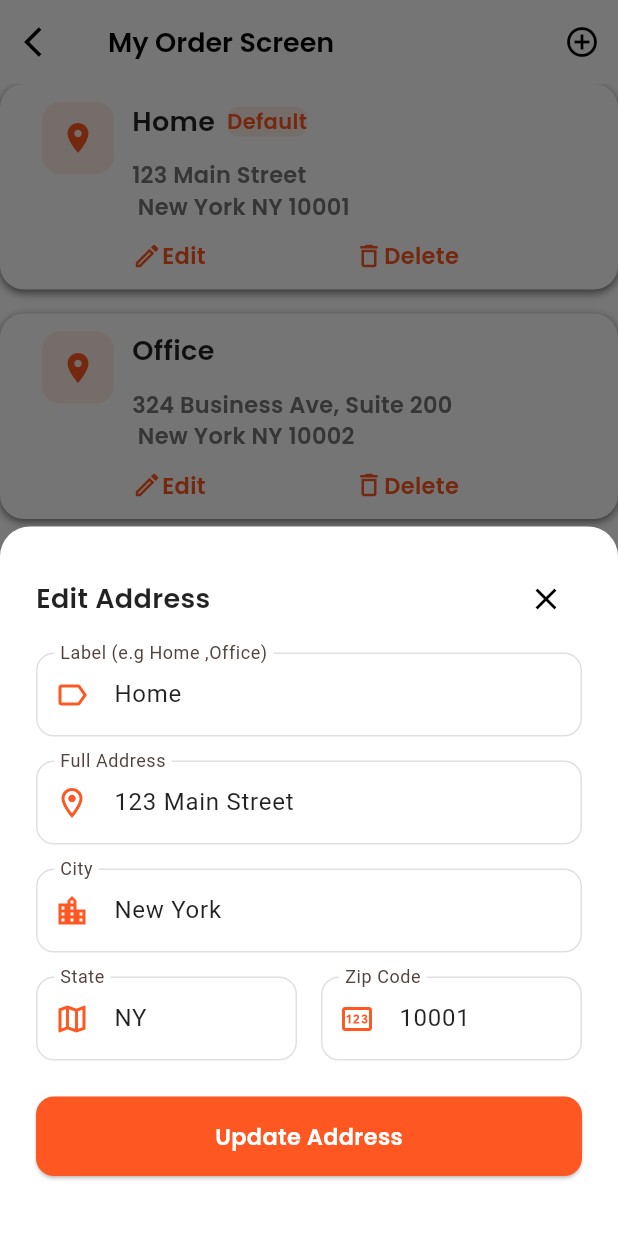
After one commit to stevenayad/E-Commerce-app, a Flutter app: the Addressview screen opened directly, after a tap on "Edit", on a phone screen of 412 x 824 dp. The commit adds this screen. Run offline on Flutter 3.47's test engine with Material 3 defaults, Android fonts, the light colour scheme and no system bars; our stand-ins replace get, get_storage, google_fonts, share_plus; accounts and stored records are empty.

Commit message:
addressscreendone

```diff
--- a/lib/mainscreen/presentation/widget/BuildMenuSection.dart
+++ b/lib/mainscreen/presentation/widget/BuildMenuSection.dart
@@ -1,5 +1,6 @@
 import 'package:flutter/material.dart';
 import 'package:flutter_application_1/mainscreen/presentation/widget/showdailoglogout.dart';
+import 'package:flutter_application_1/myaccontfeature/presentation/addressview.dart';
 import 'package:flutter_application_1/myaccontfeature/presentation/ordercardview.dart';
 import 'package:flutter_application_1/utilis/appstyle.dart';
 import 'package:get/get_core/src/get_main.dart';
@@ -58,7 +59,9 @@ class BuildMenuSection extends StatelessWidget {
                   if (item['title'] == 'Logout') {
                     DialogUtils.showLogoutDialog(context);
                   } else if (item['title'] == 'Shopping') {
-                    Get.off(() => Ordercardview());
+                    Get.to(() => Ordercardview());
+                  } else if (item['title'] == 'Location') {
+                    Get.to(() => Addressview());
                   }
                 },
               ),
--- /dev/null
+++ b/lib/myaccontfeature/Model/addressmodel.dart
@@ -0,0 +1,57 @@
+enum AddressType { home, work, other }
+
+class Address {
+  final String id;
+  final String label;
+  final String fullAddress;
+  final String city;
+  final String state;
+  final String zipCode;
+  final bool isDefault;
+  final AddressType type;
+
+  Address({
+    required this.id,
+    required this.label,
+    required this.fullAddress,
+    required this.city,
+    required this.state,
+    required this.zipCode,
+    required this.isDefault,
+    required this.type,
+  });
+}
+
+class AddressRepository {
+  List<Address> getAddresses() {
+    return [
+      Address(
+        id: '1',
+        label: 'Home',
+        fullAddress: '123 Main Street',
+        city: 'New York',
+        state: 'NY',
+        zipCode: '10001',
+        isDefault: true,
+        type: AddressType.home,
+      ),
+      Address(
+        id: '2',
+        label: 'Office',
+        fullAddress: '324 Business Ave, Suite 200',
+        city: 'New York',
+        state: 'NY',
+        zipCode: '10002',
+        isDefault: false,
+        type: AddressType.work,
+      ),
+    ];
+  }
+
+  Address? getDefaultAddress() {
+    return getAddresses().firstWhere(
+      (address) => address.isDefault,
+      orElse:()=>getAddresses().first,
+    );
+  }
+}
--- a/lib/myaccontfeature/Model/ordermodel.dart
+++ b/lib/myaccontfeature/Model/ordermodel.dart
@@ -36,7 +36,7 @@ class OrderRepository {
         status: OrderStatus.active,
         imageUrl: 'assets/images/laptop.jpg',
         orderDate: DateTime.now().subtract(const Duration(hours: 1)),
-      ), // Order
+      ),
       Ordermodel(
         orderNumber: '64353',
         itemCount: 2,
@@ -44,7 +44,7 @@ class OrderRepository {
         status: OrderStatus.completed,
         imageUrl: 'assets/images/shoe2.jpg',
         orderDate: DateTime.now().subtract(const Duration(hours: 3)),
-      ), // Order
+      ),
       Ordermodel(
         orderNumber: '25242',
         itemCount: 5,
@@ -52,7 +52,7 @@ class OrderRepository {
         status: OrderStatus.cancelled,
         imageUrl: 'assets/images/shoe2.jpg',
         orderDate: DateTime.now().subtract(const Duration(hours: 7)),
-      ), // Order
+      ),
     ];
   }
 
--- /dev/null
+++ b/lib/myaccontfeature/presentation/addressview.dart
@@ -0,0 +1,55 @@
+import 'package:flutter/material.dart';
+import 'package:flutter_application_1/myaccontfeature/Model/addressmodel.dart';
+import 'package:flutter_application_1/myaccontfeature/presentation/widget/buildadreescard.dart';
+import 'package:flutter_application_1/myaccontfeature/presentation/widget/widgeteditasressbottomshet.dart';
+import 'package:flutter_application_1/utilis/appstyle.dart';
+import 'package:get/get.dart';
+import 'package:get/get_core/src/get_main.dart';
+
+class Addressview extends StatelessWidget {
+  const Addressview({super.key});
+
+  @override
+  Widget build(BuildContext context) {
+    final AddressRepository addressRepository = AddressRepository();
+    final isDark = Theme.of(context).brightness == Brightness.dark;
+    return Scaffold(
+      appBar: AppBar(
+        title: Text(
+          'My Order Screen',
+          style: AppTextStyle.withColor(
+            AppTextStyle.h3,
+            isDark ? Colors.white : Colors.black,
+          ),
+        ),
+        leading: IconButton(
+          onPressed: () {
+            Get.back();
+          },
+          icon: Icon(Icons.arrow_back_ios),
+        ),
+        actions: [
+          IconButton(
+            onPressed: () {
+              showbottomshett(
+                context,
+                text: 'Add New Address',
+                textbutton: 'Save Address',
+              );
+            },
+            icon: Icon(
+              Icons.add_circle_outline,
+              color: isDark ? Colors.white : Colors.black,
+            ),
+          ),
+        ],
+      ),
+      body: ListView.builder(
+        itemCount: addressRepository.getAddresses().length,
+        itemBuilder: (context, index) {
+          return buildAdress(context, index, addressRepository);
+        },
+      ),
+    );
+  }
+}
--- a/lib/myaccontfeature/presentation/ordercardview.dart
+++ b/lib/myaccontfeature/presentation/ordercardview.dart
@@ -1,12 +1,10 @@
 import 'dart:ui';
-
 import 'package:flutter/material.dart';
-import 'package:flutter_application_1/mainscreen/Model/product.dart';
 import 'package:flutter_application_1/myaccontfeature/Model/ordermodel.dart';
 import 'package:flutter_application_1/myaccontfeature/presentation/widget/buildorderlist.dart';
 import 'package:flutter_application_1/utilis/appstyle.dart';
 import 'package:get/get.dart';
-import 'package:get/get_core/src/get_main.dart';
+
 
 class Ordercardview extends StatelessWidget {
   const Ordercardview({super.key});
--- /dev/null
+++ b/lib/myaccontfeature/presentation/widget/buildadreescard.dart
@@ -0,0 +1,176 @@
+import 'package:flutter/material.dart';
+import 'package:flutter_application_1/myaccontfeature/Model/addressmodel.dart';
+import 'package:flutter_application_1/myaccontfeature/presentation/widget/showdeleteconformation.dart';
+import 'package:flutter_application_1/myaccontfeature/presentation/widget/widgeteditasressbottomshet.dart';
+import 'package:flutter_application_1/utilis/appstyle.dart';
+
+Widget buildAdress(
+  BuildContext context,
+  int index,
+  AddressRepository AddressRepository,
+) {
+  final laddress = AddressRepository.getAddresses();
+  final address = laddress[index];
+  return Addresscard(
+    address: address,
+    ondelte: () {
+      Showdailogdelteadrress.showdeleteconformationadress(context);
+    },
+    onuodate: () {
+      showbottomshett(
+        context,
+        address: address,
+        text: 'Edit Address',
+        textbutton: 'Update Address',
+      );
+    },
+  );
+}
+
+class Addresscard extends StatelessWidget {
+  const Addresscard({
+    super.key,
+    required this.address,
+    required this.ondelte,
+    required this.onuodate,
+  });
+  final Address address;
+  final VoidCallback ondelte;
+  final VoidCallback onuodate;
+  @override
+  Widget build(BuildContext context) {
+    final isDark = Theme.of(context).brightness == Brightness.dark;
+    return Container(
+      padding: EdgeInsets.symmetric(horizontal: 16),
+      margin: const EdgeInsets.only(bottom: 16),
+      decoration: BoxDecoration(
+        color: Theme.of(context).cardColor,
+        borderRadius: BorderRadius.circular(16),
+        boxShadow: [
+          BoxShadow(
+            color: isDark ? Colors.grey[400]! : Colors.grey[600]!,
+            blurRadius: 4,
+            offset: const Offset(0, 2),
+          ),
+        ],
+      ),
+      child: Padding(
+        padding: EdgeInsets.all(12),
+        child: Column(
+          mainAxisAlignment: MainAxisAlignment.start,
+          children: [
+            Row(
+              crossAxisAlignment: CrossAxisAlignment.start,
+              children: [
+                Container(
+                  padding: EdgeInsets.all(12),
+                  decoration: BoxDecoration(
+                    color: Theme.of(context).primaryColor.withOpacity(0.1),
+                    borderRadius: BorderRadius.circular(12),
+                  ),
+                  child: Icon(
+                    Icons.location_on,
+                    color: Theme.of(context).primaryColor,
+                  ),
+                ),
+                SizedBox(width: 12),
+                Expanded(
+                  child: Column(
+                    crossAxisAlignment: CrossAxisAlignment.start,
+                    children: [
+                      Row(
+                        mainAxisAlignment: MainAxisAlignment.start,
+                        children: [
+                          Text(
+                            address.label,
+                            style: AppTextStyle.withColor(
+                              AppTextStyle.h3,
+                              Theme.of(context).textTheme.bodyLarge!.color!,
+                            ),
+                          ),
+                          if (address.isDefault) ...[
+                            SizedBox(width: 8),
+                            Container(
+                              decoration: BoxDecoration(
+                                color: Theme.of(
+                                  context,
+                                ).primaryColor.withOpacity(0.1),
+                                borderRadius: BorderRadius.circular(8),
+                              ),
+                              child: Text(
+                                'Default',
+                                style: AppTextStyle.withColor(
+                                  AppTextStyle.bodySmall,
+                                  Theme.of(context).primaryColor,
+                                ),
+                              ),
+                            ),
+                          ],
+                        ],
+                      ),
+                      SizedBox(height: 12),
+                      Text(
+                        '${address.fullAddress}\n ${address.city} ${address.state} ${address.zipCode} ',
+                        style: AppTextStyle.withColor(
+                          AppTextStyle.bodyMedium,
+                          isDark ? Colors.grey[400]! : Colors.grey[600]!,
+                        ),
+                      ),
+                      SizedBox(height: 12),
+                      Row(
+                        children: [
+                          Expanded(
+                            child: InkWell(
+                              onTap: onuodate,
+                              child: Row(
+                                children: [
+                                  Icon(
+                                    Icons.edit_outlined,
+                                    color: Theme.of(context).primaryColor,
+                                    size: 20,
+                                  ),
+                                  Text(
+                                    'Edit',
+                                    style: AppTextStyle.withColor(
+                                      AppTextStyle.buttonMedium,
+                                      Theme.of(context).primaryColor,
+                                    ),
+                                  ),
+                                ],
+                              ),
+                            ),
+                          ),
+                          Expanded(
+                            child: InkWell(
+                              onTap: ondelte,
+                              child: Row(
+                                children: [
+                                  Icon(
+                                    Icons.delete_outline,
+                                    color: Theme.of(context).primaryColor,
+                                    size: 20,
+                                  ),
+                                  Text(
+                                    'Delete ',
+                                    style: AppTextStyle.withColor(
+                                      AppTextStyle.buttonMedium,
+                                      Theme.of(context).primaryColor,
+                                    ),
+                                  ),
+                                ],
+                              ),
+                            ),
+                          ),
+                        ],
+                      ),
+                    ],
+                  ),
+                ),
+              ],
+            ),
+          ],
+        ),
+      ),
+    );
+  }
+}
--- a/lib/myaccontfeature/presentation/widget/buildorderlist.dart
+++ b/lib/myaccontfeature/presentation/widget/buildorderlist.dart
@@ -1,6 +1,5 @@
 import 'package:flutter/material.dart';
 import 'package:flutter_application_1/myaccontfeature/Model/ordermodel.dart';
-import 'package:flutter_application_1/myaccontfeature/presentation/ordercardview.dart';
 import 'package:flutter_application_1/myaccontfeature/presentation/widget/ordercard.dart';
 
 Widget buildorderlist(
--- /dev/null
+++ b/lib/myaccontfeature/presentation/widget/buildtextfeild.dart
@@ -0,0 +1,35 @@
+import 'package:flutter/material.dart';
+
+Widget buildTextField(
+  BuildContext context,
+  String label,
+  IconData icon,
+  String initialValue) {
+  final isDark = Theme.of(context).brightness == Brightness.dark;
+
+  return TextFormField(
+    initialValue: initialValue,
+    decoration: InputDecoration(
+      labelText: label,
+      prefixIcon: Icon(icon, color: Theme.of(context).primaryColor),
+      border: OutlineInputBorder(
+        borderRadius: BorderRadius.circular(12),
+        borderSide: BorderSide(
+          color: isDark ? Colors.grey[700]! : Colors.grey[300]!,
+        ),
+      ),
+      enabledBorder: OutlineInputBorder(
+        borderRadius: BorderRadius.circular(12),
+        borderSide: BorderSide(
+          color: isDark ? Colors.grey[700]! : Colors.grey[300]!,
+        ),
+      ),
+      focusedBorder: OutlineInputBorder(
+        borderRadius: BorderRadius.circular(12),
+        borderSide: BorderSide(
+          color: isDark ? Colors.grey[700]! : Colors.grey[300]!,
+        ),
+      ),
+    ),
+  );
+}
--- /dev/null
+++ b/lib/myaccontfeature/presentation/widget/showdeleteconformation.dart
@@ -0,0 +1,94 @@
+import 'package:flutter/material.dart';
+
+import 'package:flutter_application_1/utilis/appstyle.dart';
+import 'package:get/get.dart';
+import 'package:get/get_core/src/get_main.dart';
+
+class Showdailogdelteadrress {
+  static void showdeleteconformationadress(BuildContext context) {
+    final isDark = Theme.of(context).brightness == Brightness.dark;
+    Get.dialog(
+      barrierColor: Colors.black54,
+      AlertDialog(
+        backgroundColor: Theme.of(context).scaffoldBackgroundColor,
+        shape: RoundedRectangleBorder(borderRadius: BorderRadius.circular(12)),
+        contentPadding: EdgeInsets.all(24),
+        content: Column(
+          mainAxisSize: MainAxisSize.min,
+          children: [
+            Container(
+              decoration: BoxDecoration(shape: BoxShape.circle),
+              child: Icon(
+                Icons.delete_outlined,
+                size: 32,
+                color: Colors.red[400],
+              ),
+              padding: EdgeInsets.all(12),
+            ),
+            const SizedBox(height: 12),
+            Text(
+              textAlign: TextAlign.center,
+              'Delete Adrees',
+              style: AppTextStyle.withColor(
+                AppTextStyle.h3,
+                Theme.of(context).textTheme.bodyLarge!.color!,
+              ),
+            ),
+            const SizedBox(height: 12),
+            Text(
+              textAlign: TextAlign.center,
+              ' Delete Adress! Do You Sure ?',
+              style: AppTextStyle.withColor(
+                AppTextStyle.bodyLarge,
+                isDark ? Colors.grey[400]! : Colors.grey[600]!,
+              ),
+            ),
+            const SizedBox(height: 12),
+            Row(
+              children: [
+                Expanded(
+                  child: OutlinedButton(
+                    onPressed: () {
+                      Get.back();
+                    },
+                    style: OutlinedButton.styleFrom(
+                      padding: EdgeInsetsGeometry.symmetric(vertical: 12),
+                    ),
+                    child: Text(
+                      'Cancel',
+                      style: AppTextStyle.withColor(
+                        AppTextStyle.bodyMedium,
+                        Theme.of(context).textTheme.bodyLarge!.color!,
+                      ),
+                    ),
+                  ),
+                ),
+                const SizedBox(width: 12),
+                Expanded(
+                  child: OutlinedButton(
+                    onPressed: () {
+                      Get.back();
+                    },
+                    style: OutlinedButton.styleFrom(
+                      backgroundColor: Colors.red,
+
+                      elevation: 0,
+                      padding: EdgeInsetsGeometry.symmetric(vertical: 12),
+                    ),
+                    child: Text(
+                      'Delete',
+                      style: AppTextStyle.withColor(
+                        AppTextStyle.bodyMedium,
+                        Colors.white,
+                      ),
+                    ),
+                  ),
+                ),
+              ],
+            ),
+          ],
+        ),
+      ),
+    );
+  }
+}
--- /dev/null
+++ b/lib/myaccontfeature/presentation/widget/widgeteditasressbottomshet.dart
@@ -0,0 +1,124 @@
+import 'package:flutter/material.dart';
+import 'package:flutter_application_1/myaccontfeature/Model/addressmodel.dart';
+import 'package:flutter_application_1/myaccontfeature/presentation/widget/buildtextfeild.dart';
+import 'package:flutter_application_1/utilis/appstyle.dart';
+import 'package:get/get.dart';
+
+Future showbottomshett(
+  BuildContext context, {
+  Address? address,
+  required String text,
+  required String textbutton,
+}) {
+  final isDark = Theme.of(context).brightness == Brightness.dark;
+
+  return Get.bottomSheet(
+    Container(
+      padding: const EdgeInsets.all(24),
+      decoration: BoxDecoration(
+        color: Theme.of(context).scaffoldBackgroundColor,
+        borderRadius: const BorderRadius.only(
+          topLeft: Radius.circular(20),
+          topRight: Radius.circular(20),
+        ),
+      ),
+      child: Column(
+        mainAxisSize: MainAxisSize.min,
+        children: [
+          /// Header
+          Row(
+            mainAxisAlignment: MainAxisAlignment.spaceBetween,
+            children: [
+              Text(
+                text,
+                style: AppTextStyle.withColor(
+                  AppTextStyle.h3,
+                  Theme.of(context).textTheme.bodyLarge!.color!,
+                ),
+              ),
+              IconButton(
+                onPressed: () => Get.back(),
+                icon: Icon(
+                  Icons.close,
+                  color: isDark ? Colors.white : Colors.black,
+                ),
+              ),
+            ],
+          ),
+          const SizedBox(height: 12),
+
+          /// Fields
+          buildTextField(
+            context,
+            'Label (e.g Home ,Office)',
+            Icons.label_outline,
+            address?.label ?? "",
+          ),
+          const SizedBox(height: 16),
+          buildTextField(
+            context,
+            'Full Address',
+            Icons.location_on_outlined,
+            address?.fullAddress ?? "",
+          ),
+          const SizedBox(height: 16),
+          buildTextField(
+            context,
+            'City',
+            Icons.location_city_outlined,
+            address?.city ?? "",
+          ),
+          const SizedBox(height: 16),
+          Row(
+            children: [
+              Expanded(
+                child: buildTextField(
+                  context,
+                  'State',
+                  Icons.map_outlined,
+                  address?.state ?? "",
+                ),
+              ),
+              const SizedBox(width: 16),
+              Expanded(
+                child: buildTextField(
+                  context,
+                  'Zip Code',
+                  Icons.pin_outlined,
+                  address?.zipCode ?? "",
+                ),
+              ),
+            ],
+          ),
+          const SizedBox(height: 24),
+
+          /// Button
+          SizedBox(
+            width: double.infinity,
+            child: ElevatedButton(
+              onPressed: () {
+                // TODO: handle save/update
+              },
+              style: ElevatedButton.styleFrom(
+                backgroundColor: Theme.of(context).primaryColor,
+                padding: const EdgeInsets.symmetric(vertical: 16),
+                shape: RoundedRectangleBorder(
+                  borderRadius: BorderRadius.circular(12),
+                ),
+              ),
+              child: Text(
+                textbutton,
+                style: AppTextStyle.withColor(
+                  AppTextStyle.bodyMedium,
+                  Colors.white,
+                ),
+              ),
+            ),
+          ),
+          const SizedBox(height: 16),
+        ],
+      ),
+    ),
+    isScrollControlled: true,
+  );
+}
```
